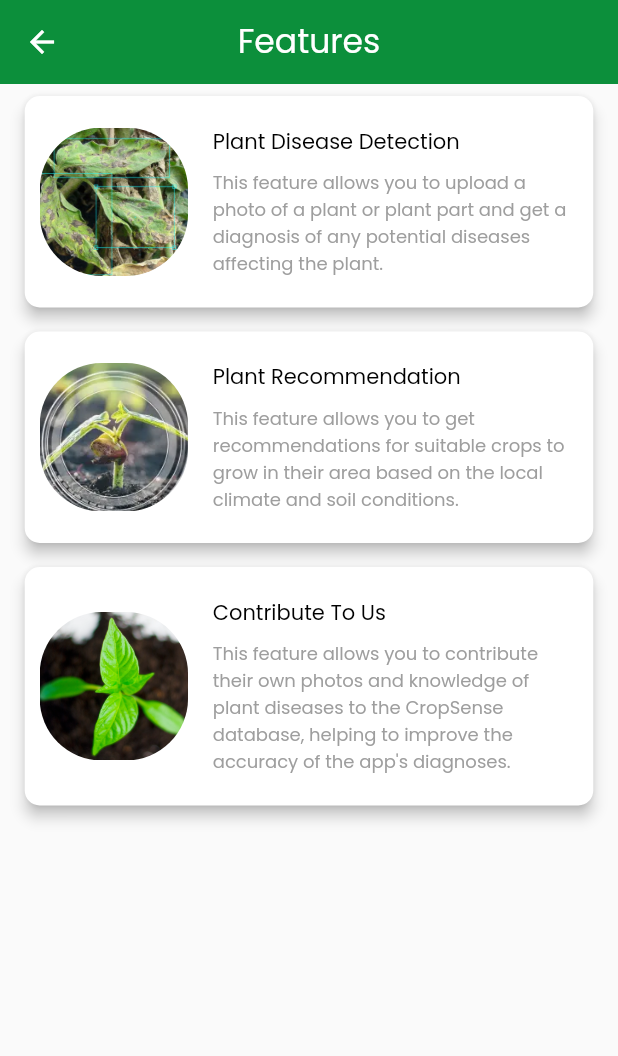
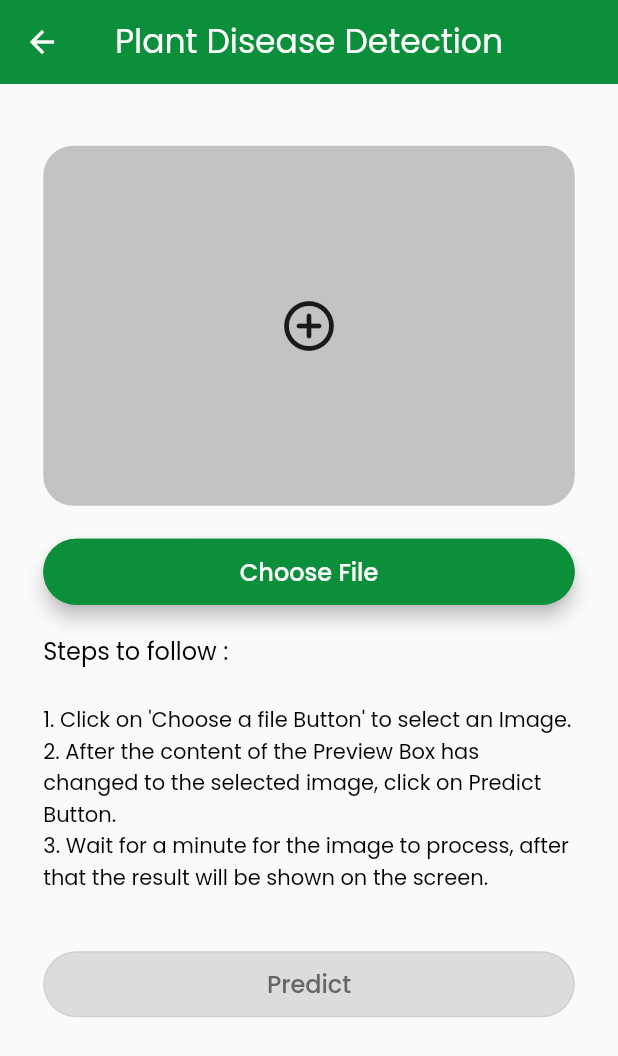
Before and after one commit to manas-04/cropSense, a Flutter app: the FeaturePage screen opened by its route, after a tap on "Plant Disease Detection", on a phone screen of 412 x 824 dp. Shown: the top 1056 px of the screen. Run offline on Flutter 3.47's test engine with Material 2 defaults, Android fonts, the phone set to English and light mode, and no system bars; drawn by our look-alikes of auto_size_text; our stand-ins replace animated_text_kit, bloc, carousel_slider, csc_picker, dio, equatable and 7 more; missing offline and left inert: flutter_animated_button, wechat_assets_picker.

Commit message:
Disease Detection WIP

```diff
--- a/lib/application/home_page/home_page_bloc.dart
+++ b/lib/application/home_page/home_page_bloc.dart
@@ -1,3 +1,6 @@
+import 'dart:io';
+import 'dart:math';
+
 import 'package:bloc/bloc.dart';
 import 'package:crop_sense/application/helpers/event.dart';
 import 'package:equatable/equatable.dart';
@@ -27,5 +30,16 @@ class HomePageBloc extends Bloc<HomePageEvent, HomePageState> {
       emit(EmptyHomePageState());
       emit(IPULogoClickedState());
     });
+    on<DiseaseDetectionClickedEvent>((event, emit) {
+      emit(EmptyHomePageState());
+      emit(DiseaseDetectionClickedState());
+    });
+    on<ChooseFileButtonClickedEvent>((event, emit) {
+      emit(EmptyHomePageState());
+      emit(ChooseFileButtonClickedState());
+    });
+    on<FileSelectedEvent>((event, emit) {
+      emit(FileSelectedState(event.selectedImage));
+    });
   }
 }
--- a/lib/application/home_page/home_page_event.dart
+++ b/lib/application/home_page/home_page_event.dart
@@ -13,3 +13,16 @@
 class PlantsIOTImageClickedEvent extends HomePageEvent {}
 
 class IPULogoClickedEvent extends HomePageEvent {}
+
+class DiseaseDetectionClickedEvent extends HomePageEvent {}
+
+class ChooseFileButtonClickedEvent extends HomePageEvent {}
+
+class FileSelectedEvent extends HomePageEvent {
+  final File selectedImage;
+
+  const FileSelectedEvent(this.selectedImage);
+
+  @override
+  List<Object> get props => [selectedImage.toString()];
+}
--- a/lib/application/home_page/home_page_state.dart
+++ b/lib/application/home_page/home_page_state.dart
@@ -20,3 +20,16 @@
 class PlantsIOTImageClickedState extends HomePageState {}
 
 class IPULogoClickedState extends HomePageState {}
+
+class DiseaseDetectionClickedState extends HomePageState {}
+
+class ChooseFileButtonClickedState extends HomePageState {}
+
+class FileSelectedState extends HomePageState {
+  final File selectedImage;
+
+  const FileSelectedState(this.selectedImage);
+
+  @override
+  List<Object> get props => [selectedImage.toString()];
+}
--- a/lib/main_page.dart
+++ b/lib/main_page.dart
@@ -1,7 +1,10 @@
+import 'dart:io';
+
 import 'package:auto_size_text/auto_size_text.dart';
 import 'package:crop_sense/application/helpers/external_link_launcher.dart';
 import 'package:crop_sense/application/home_page/home_page_bloc.dart';
 import 'package:crop_sense/presentation/common/primary_button.dart';
+import 'package:crop_sense/presentation/common/show_media_popup.dart';
 import 'package:crop_sense/presentation/helpers/color_helper.dart';
 import 'package:crop_sense/presentation/helpers/size_helper.dart';
 import 'package:crop_sense/presentation/home/home_page.dart';
@@ -124,6 +127,18 @@ class _MainPageState extends State<MainPage> {
           if (state is IPULogoClickedState) {
             await launchUrl("http://www.ipu.ac.in/");
           }
+          if (state is DiseaseDetectionClickedState) {
+            Navigator.of(context).pushNamed(Routes.diseaseDetectionPage);
+          }
+          if (state is ChooseFileButtonClickedState) {
+            showMediaPopup(
+              onImage: (File? image) async {
+                if (image != null) {
+                  context.read<HomePageBloc>().add(FileSelectedEvent(image));
+                }
+              },
+            );
+          }
         },
         builder: (context, state) {
           return SafeArea(
--- /dev/null
+++ b/lib/presentation/common/file_selector.dart
@@ -0,0 +1,101 @@
+import 'dart:io';
+import 'package:flutter/material.dart';
+import 'package:fluttertoast/fluttertoast.dart';
+import 'package:image_picker/image_picker.dart';
+import 'package:logger/logger.dart';
+import 'package:wechat_assets_picker/wechat_assets_picker.dart';
+
+import '../helpers/color_helper.dart';
+
+class FileSelector {
+  final logger = Logger();
+  final picker = ImagePicker();
+
+  Future<File?> getImageFromGallery(
+      {required BuildContext ctx, File? imageType}) async {
+    // File image;
+    Navigator.pop(ctx);
+
+    // FilePickerResult? result = await FilePicker.platform.pickFiles(
+    //   type: FileType.custom,
+    //   allowedExtensions: ['jpg', 'jpeg', 'png'],
+    //   allowMultiple: false,
+    //   allowCompression: true,
+    // );
+    final result = await AssetPicker.pickAssets(
+      ctx,
+      pickerConfig: const AssetPickerConfig(
+        themeColor: primaryColor2,
+        maxAssets: 1,
+      ),
+    );
+
+    if (result == null) {
+      return null;
+    }
+    File? image = await result.first.file;
+    // if (result.files.first.size / (1024 * 1024) >= 15) {
+    //   Fluttertoast.showToast(msg: "Please select a smaller size!");
+    // }
+    // image = File(result.files.first.path!);
+    return image;
+  }
+
+  Future<File?> getImageFromCamera({
+    required BuildContext ctx,
+    File? imageType,
+    double? maxHeight,
+    double? maxWidth,
+  }) async {
+    logger.d("Inside the Camera function!");
+    File? imageFromCamera;
+
+    Navigator.pop(ctx);
+    final pickedImage = await picker.pickImage(
+      source: ImageSource.camera,
+    );
+    // final File? result = await Get.to(
+    //   () => CameraCamera(
+    //     onFile: (file) {
+    //       Get.back(result: file);
+    //     },
+    //     cameraSide: CameraSide.all,
+    //     flashModes: const [],
+    //   ),
+    // );
+    logger.d('Image Chosen from Camera');
+    if (pickedImage != null) {
+      imageFromCamera = File(pickedImage.path);
+      return imageFromCamera;
+    } else {
+      Fluttertoast.showToast(msg: "No Image selected!");
+    }
+    // if (result != null) {
+    //   imageFromCamera = result;
+    //   return imageFromCamera;
+    // } else {
+    //   Fluttertoast.showToast(msg: "No Image selected!");
+    // }
+
+    return imageFromCamera;
+  }
+
+  // Future<File> getPdf(BuildContext ctx) async {
+  //   logger.d('Inside the PDF Function');
+  //   File pdf;
+  //   Navigator.pop(ctx);
+
+  //   FilePickerResult result = await FilePicker.platform.pickFiles(
+  //     type: FileType.custom,
+  //     allowedExtensions: ['pdf'],
+  //     allowMultiple: false,
+  //   );
+
+  //   logger.d('Chosen the PDF');
+  //   if (result.files.first.size / (1024 * 1024) >= 15) {
+  //     Fluttertoast.showToast(msg: "Please select a smaller size!");
+  //   }
+  //   pdf = File(result.files.first.path);
+  //   return pdf;
+  // }
+}
--- /dev/null
+++ b/lib/presentation/disease_detection/disease_detection_screen.dart
@@ -0,0 +1,136 @@
+import 'dart:io';
+
+import 'package:auto_size_text/auto_size_text.dart';
+import 'package:crop_sense/application/home_page/home_page_bloc.dart';
+import 'package:crop_sense/presentation/common/primary_button.dart';
+import 'package:crop_sense/presentation/helpers/size_helper.dart';
+import 'package:flutter/material.dart';
+import 'package:flutter_bloc/flutter_bloc.dart';
+
+import '../helpers/color_helper.dart';
+import '../helpers/font_style_helper.dart';
+
+class DiseaseDetectionScreen extends StatefulWidget {
+  const DiseaseDetectionScreen({super.key});
+
+  @override
+  State<DiseaseDetectionScreen> createState() => _DiseaseDetectionScreenState();
+}
+
+class _DiseaseDetectionScreenState extends State<DiseaseDetectionScreen> {
+  File? selectedImage;
+
+  @override
+  Widget build(BuildContext context) {
+    return BlocConsumer<HomePageBloc, HomePageState>(
+      listener: (context, state) {
+        if (state is FileSelectedState) {
+          selectedImage = state.selectedImage;
+        }
+      },
+      builder: (context, state) {
+        return Scaffold(
+          appBar: AppBar(
+            elevation: 0,
+            title: AutoSizeText(
+              'Plant Disease Detection',
+              style: kHeading22.copyWith(
+                color: backgroundColor,
+              ),
+            ),
+            centerTitle: true,
+          ),
+          body: SingleChildScrollView(
+            child: Padding(
+              padding: EdgeInsets.symmetric(
+                horizontal: displayWidth(context) * 0.07,
+              ),
+              child: Column(
+                crossAxisAlignment: CrossAxisAlignment.start,
+                children: [
+                  SizedBox(
+                    height: displayHeight(context) * 0.05,
+                  ),
+                  InkWell(
+                    onTap: () {
+                      context
+                          .read<HomePageBloc>()
+                          .add(ChooseFileButtonClickedEvent());
+                    },
+                    child: Container(
+                      height: 240,
+                      width: double.infinity,
+                      decoration: BoxDecoration(
+                        borderRadius: BorderRadius.circular(20),
+                        color: Colors.grey.withOpacity(0.6),
+                      ),
+                      child: selectedImage != null
+                          ? ClipRRect(
+                              borderRadius: BorderRadius.circular(20),
+                              child: Image.file(
+                                selectedImage!,
+                                fit: BoxFit.cover,
+                              ),
+                            )
+                          : const Center(
+                              child: Icon(
+                                Icons.add_circle_outline_rounded,
+                                size: 40,
+                              ),
+                            ),
+                    ),
+                  ),
+                  const SizedBox(
+                    height: 20,
+                  ),
+                  PrimaryButton(
+                    title: "Choose File",
+                    onPressed: () {
+                      context
+                          .read<HomePageBloc>()
+                          .add(ChooseFileButtonClickedEvent());
+                    },
+                  ),
+                  Padding(
+                    padding: EdgeInsets.symmetric(
+                      vertical: displayHeight(context) * 0.02,
+                    ),
+                    child: AutoSizeText.rich(
+                      TextSpan(
+                        children: [
+                          TextSpan(
+                              text: "Steps to follow :\n\n", style: kHeading16),
+                          const TextSpan(
+                            text:
+                                "1. Click on 'Choose a file Button' to select an Image.\n",
+                          ),
+                          const TextSpan(
+                            text:
+                                "2. After the content of the Preview Box has changed to the selected image, click on Predict Button.\n",
+                          ),
+                          const TextSpan(
+                            text:
+                                "3. Wait for a minute for the image to process, after that the result will be shown on the screen.",
+                          )
+                        ],
+                      ),
+                      textAlign: TextAlign.left,
+                      style: kHeading14,
+                    ),
+                  ),
+                  const SizedBox(
+                    height: 20,
+                  ),
+                  PrimaryButton(
+                    title: "Predict",
+                    onPressed: selectedImage != null ? () {} : null,
+                  ),
+                ],
+              ),
+            ),
+          ),
+        );
+      },
+    );
+  }
+}
--- a/lib/presentation/features/features_page.dart
+++ b/lib/presentation/features/features_page.dart
@@ -35,7 +35,9 @@ class _FeaturePageState extends State<FeaturePage> {
             subTitle:
                 "This feature allows you to upload a photo of a plant or plant part and get a diagnosis of any potential diseases affecting the plant.",
             image: "assets/images/diseasedPlant.png",
-            ontap: () {},
+            ontap: () {
+              context.read<HomePageBloc>().add(DiseaseDetectionClickedEvent());
+            },
           ),
           FeatureCard(
             title: "Plant Recommendation",
--- a/lib/routes/routes.dart
+++ b/lib/routes/routes.dart
@@ -2,4 +2,5 @@ class Routes {
   static const String app = "/";
   static const String cropRecommendation = "/croprecommendations";
   static const String featuresPage = "/featurespage";
+  static const String diseaseDetectionPage = "/diseasedetectionpage";
 }
--- a/lib/routes/routes.generator.dart
+++ b/lib/routes/routes.generator.dart
@@ -3,6 +3,7 @@ import 'package:crop_sense/routes/routes.dart';
 import 'package:get/route_manager.dart';
 
 import '../main_page.dart';
+import '../presentation/disease_detection/disease_detection_screen.dart';
 import '../presentation/get_crop_recommendations/recommendations.dart';
 
 class RouteGenerator {
@@ -21,5 +22,10 @@ class RouteGenerator {
       page: () => const FeaturePage(),
       transition: Transition.cupertino,
     ),
+    GetPage(
+      name: Routes.diseaseDetectionPage,
+      page: () => const DiseaseDetectionScreen(),
+      transition: Transition.cupertino,
+    ),
   ];
 }
--- a/pubspec.yaml
+++ b/pubspec.yaml
@@ -52,6 +52,10 @@ dependencies:
   dio: ^4.0.6
   url_launcher: ^6.1.7
   flutter_svg: ^1.1.6
+  flutter_image_compress: ^1.1.3
+  path_provider: ^2.0.11
+  image_picker: ^0.8.6
+  wechat_assets_picker: ^8.3.1+1
 
 flutter_icons:
   android: true
```
Also changed, not shown: lib/presentation/common/show_media_popup.dart (added, +94 -0 lines), assets/images/camera.svg (added), assets/images/gallery.svg (added), pubspec.lock, 2 other files.
